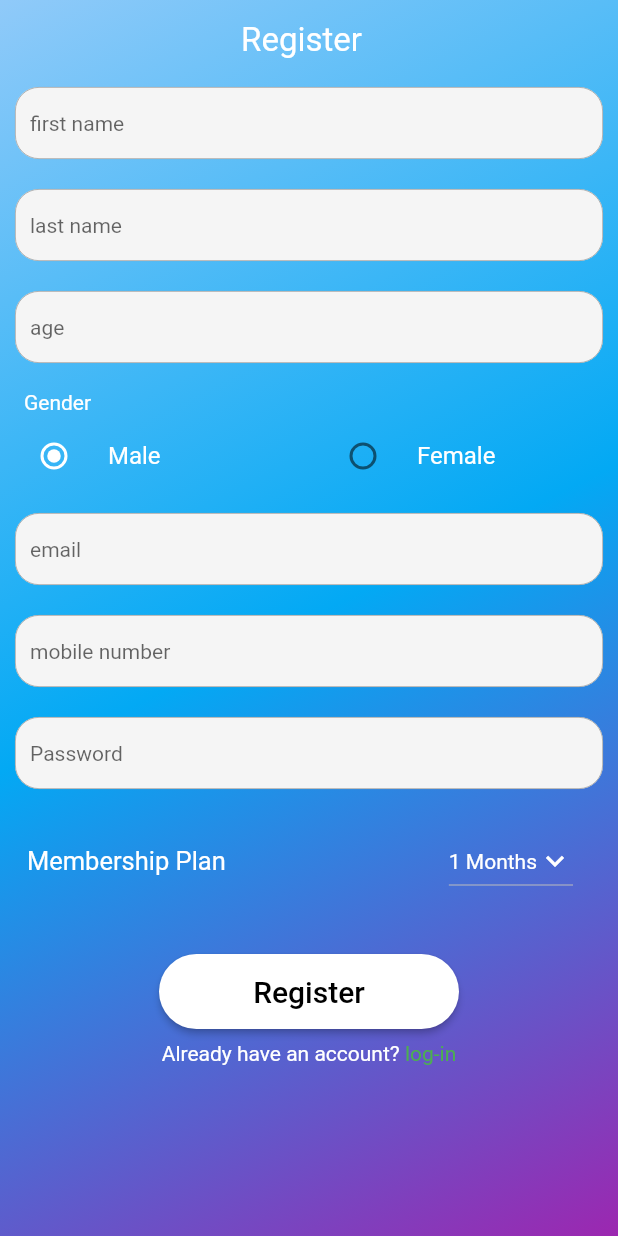
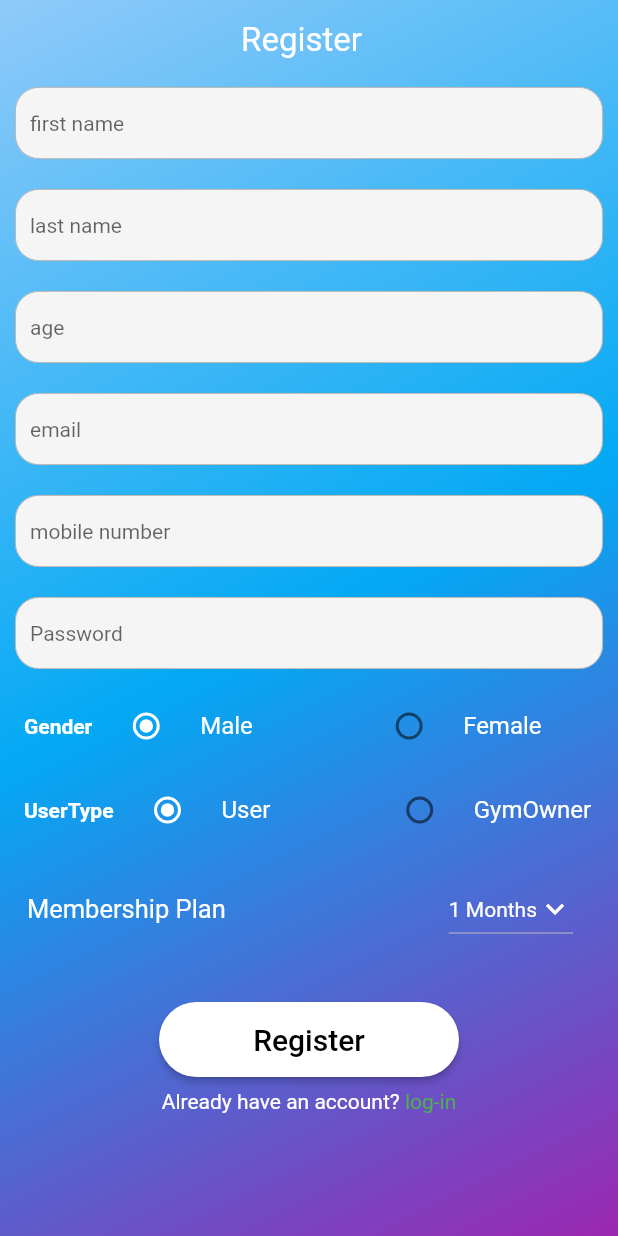
Before and after one commit to Brinfotech1407/GymReportingApp, a Flutter app: the RegistrationScreen screen opened directly, after a tap on "Register", on a phone screen of 412 x 824 dp. Run offline on Flutter 3.47's test engine with Material 2 defaults, Android fonts, the light colour scheme and no system bars; our stand-ins replace cloud_firestore, firebase_auth, firebase_core, firebase_messaging, get, quickalert and 1 more; missing offline and left inert: mobile_scanner; accounts and stored records are empty; Roboto replaces fonts that are missing (Montserrat).

Commit message:
add userType  and fcmToken in firebase database

```diff
--- a/lib/auth/registration.dart
+++ b/lib/auth/registration.dart
@@ -2,6 +2,8 @@ import 'package:flutter/material.dart';
 import 'package:get/get.dart';
 import 'package:gim_app/auth/login_screen.dart';
 import 'package:gim_app/controllers/gender_controller.dart';
+import 'package:gim_app/controllers/user_type_controller.dart';
+import 'package:gim_app/gym_details_screen.dart';
 import 'package:gim_app/gym_utils.dart';
 import 'package:gim_app/models/user.dart';
 import 'package:gim_app/services/database.dart';
@@ -23,17 +25,20 @@ class _RegistrationScreenState extends State<RegistrationScreen> {
   final TextEditingController _pwdController = TextEditingController();
   final TextEditingController _emailController = TextEditingController();
   final GenderController genderController = Get.put(GenderController());
+  final UserTypeController userTypeController = Get.put(UserTypeController());
   RxInt dropdownValue = 1.obs;
+  String deviceToken = '';
 
   var itemList = [1, 2, 3, 4, 5, 6].obs;
 
-  NotificationServices notificationServices =NotificationServices();
+  NotificationServices notificationServices = NotificationServices();
 
   @override
-  void initState(){
+  void initState() {
     super.initState();
     notificationServices.isTokenRefresh();
-    notificationServices.getDeviceToken().then((value){
+    notificationServices.getDeviceToken().then((value) {
+      deviceToken = value;
       print('Device Token value => $value');
     });
   }
@@ -79,48 +84,6 @@ class _RegistrationScreenState extends State<RegistrationScreen> {
                   isMaxLength: true,
                   validator: (value) {},
                   hintText: 'age'),
-              const Align(
-                  alignment: Alignment.centerLeft,
-                  child: Padding(
-                    padding: EdgeInsets.only(left: 16, top: 8, right: 8),
-                    child: Text('Gender',
-                        style: TextStyle(
-                          color: Colors.white,
-                        )),
-                  )),
-              Row(
-                mainAxisSize: MainAxisSize.min,
-                children: [
-                  Flexible(
-                    child: Obx(() {
-                      return RadioListTile(
-                        value: 'male',
-                        activeColor: Colors.white,
-                        title: const Text('Male',
-                            style: TextStyle(color: Colors.white)),
-                        groupValue: genderController.gender.value,
-                        onChanged: (value) {
-                          genderController.setGender(value!);
-                        },
-                      );
-                    }),
-                  ),
-                  Flexible(
-                    child: Obx(() {
-                      return RadioListTile(
-                        value: 'Female',
-                        activeColor: Colors.white,
-                        title: const Text('Female',
-                            style: TextStyle(color: Colors.white)),
-                        groupValue: genderController.gender.value,
-                        onChanged: (value) {
-                          genderController.setGender(value!);
-                        },
-                      );
-                    }),
-                  ),
-                ],
-              ),
               GymUtils().textFormFiledView(
                   controller: _emailController,
                   autofillHints: [AutofillHints.email],
@@ -171,6 +134,88 @@ class _RegistrationScreenState extends State<RegistrationScreen> {
                   obscureText: true,
                   validator: (value) {},
                   hintText: 'Password'),
+              Row(
+                mainAxisSize: MainAxisSize.min,
+                children: [
+                  const Padding(
+                    padding: EdgeInsets.only(left: 16, ),
+                    child: Text('Gender',
+                        style: TextStyle(
+                          color: Colors.white,
+                          fontWeight: FontWeight.bold,
+                        )),
+                  ),
+                  Flexible(
+                    child: Obx(() {
+                      return RadioListTile(
+                        value: 'male',
+                        activeColor: Colors.white,
+                        title: const Text('Male',
+                            style: TextStyle(color: Colors.white)),
+                        groupValue: genderController.gender.value,
+                        onChanged: (value) {
+                          genderController.setGender(value!);
+                        },
+                      );
+                    }),
+                  ),
+                  Flexible(
+                    child: Obx(() {
+                      return RadioListTile(
+                        value: 'Female',
+                        activeColor: Colors.white,
+                        title: const Text('Female',
+                            style: TextStyle(color: Colors.white)),
+                        groupValue: genderController.gender.value,
+                        onChanged: (value) {
+                          genderController.setGender(value!);
+                        },
+                      );
+                    }),
+                  ),
+                ],
+              ),
+              Row(
+                mainAxisSize: MainAxisSize.min,
+                children: [
+                  const Padding(
+                    padding: EdgeInsets.only(left: 16 ),
+                    child: Text('UserType',
+                        style: TextStyle(
+                          color: Colors.white,
+                          fontWeight: FontWeight.bold,
+                        )),
+                  ),
+                  Flexible(
+                    child: Obx(() {
+                      return RadioListTile(
+                        value: 0,
+                        activeColor: Colors.white,
+                        title: const Text('User',
+                            style: TextStyle(color: Colors.white)),
+                        groupValue: userTypeController.userType.value,
+                        onChanged: (value) {
+                          userTypeController.setUserType(value!);
+                        },
+                      );
+                    }),
+                  ),
+                  Flexible(
+                    child: Obx(() {
+                      return RadioListTile(
+                        value: 1,
+                        activeColor: Colors.white,
+                        title: const Text('GymOwner',
+                            style: TextStyle(color: Colors.white)),
+                        groupValue: userTypeController.userType.value,
+                        onChanged: (value) {
+                          userTypeController.setUserType(value!);
+                        },
+                      );
+                    }),
+                  ),
+                ],
+              ),
               Container(
                 margin: const EdgeInsets.only(
                     left: 18, top: 14, bottom: 8, right: 18),
@@ -232,9 +277,11 @@ class _RegistrationScreenState extends State<RegistrationScreen> {
                         lastName: _lastNameController.text,
                         password: _pwdController.text,
                         memberShipPlan: dropdownValue.value,
+                        deviceToken: deviceToken,
+                        userType: userTypeController.userType.value,
                       );
-                      await Database()
-                          .createNewUser(userData.toJson(), userData.email!,context);
+                      await Database().createNewUser(
+                          userData.toJson(), userData.email!, context);
 
                       _emailController.clear();
                       _pwdController.clear();
@@ -242,11 +289,16 @@ class _RegistrationScreenState extends State<RegistrationScreen> {
                       _firstNameController.clear();
                       _ageController.clear();
                       _phoneController.clear();
-                      Get.to(const LoginScreen());
+
+                      if(userTypeController.userType.value == 0) {
+                        Get.to(const LoginScreen());
+                      }else{
+                        Get.to(const GymDetailsScreen());
+                      }
                     }
                   },
                   buttonName: 'Register'),
-              Padding (
+              Padding(
                 padding: const EdgeInsets.all(8.0),
                 child: Row(
                   mainAxisAlignment: MainAxisAlignment.center,
--- /dev/null
+++ b/lib/controllers/user_type_controller.dart
@@ -0,0 +1,9 @@
+import 'package:get/get.dart';
+
+class UserTypeController extends GetxController {
+  var userType = 0.obs;
+
+  void setUserType(int value) {
+    userType.value = value;
+  }
+}
--- /dev/null
+++ b/lib/gym_details_screen.dart
@@ -0,0 +1,15 @@
+import 'package:flutter/material.dart';
+
+class GymDetailsScreen extends StatefulWidget {
+  const GymDetailsScreen({Key? key}) : super(key: key);
+
+  @override
+  State<GymDetailsScreen> createState() => _GymDetailsScreenState();
+}
+
+class _GymDetailsScreenState extends State<GymDetailsScreen> {
+  @override
+  Widget build(BuildContext context) {
+    return Container(color: Colors.blue,);
+  }
+}
--- a/lib/models/user.dart
+++ b/lib/models/user.dart
@@ -13,6 +13,8 @@ class UserModel {
   String? email;
   String? mobileNo;
   String? password;
+  String? deviceToken;
+  int? userType;
   int? memberShipPlan;
 
   UserModel({
@@ -24,11 +26,14 @@ class UserModel {
     this.email,
     this.mobileNo,
     this.password,
+    this.userType,
+    this.deviceToken,
     this.memberShipPlan,
   });
 
   @override
-  List<Object?> get props => [
+  List<Object?> get props =>
+      [
         id,
         firstName,
         lastName,
@@ -37,6 +42,8 @@ class UserModel {
         email,
         mobileNo,
         password,
+        userType,
+        deviceToken,
         memberShipPlan,
       ];
 
```
Also changed, not shown: lib/models/user.g.dart.
